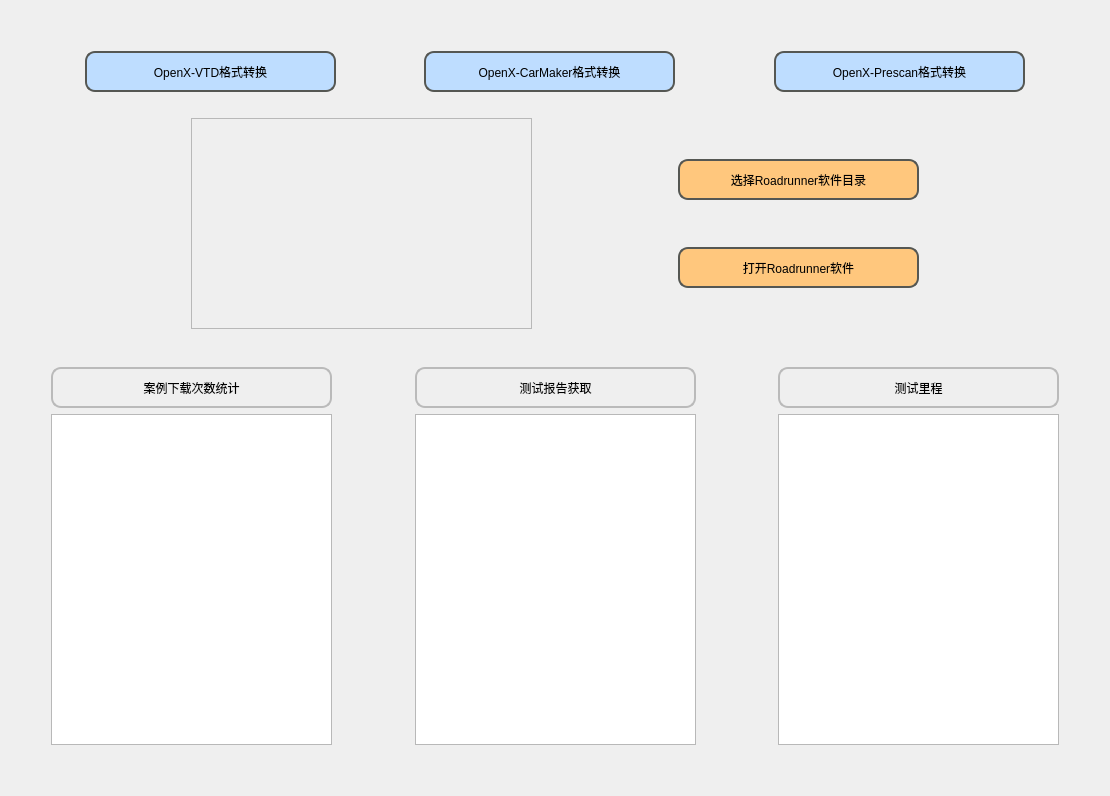
Before: the Qt Designer form OpenX/window/window_main.ui in iMustanga/OpenX_File_Change, drawn with Qt 5.
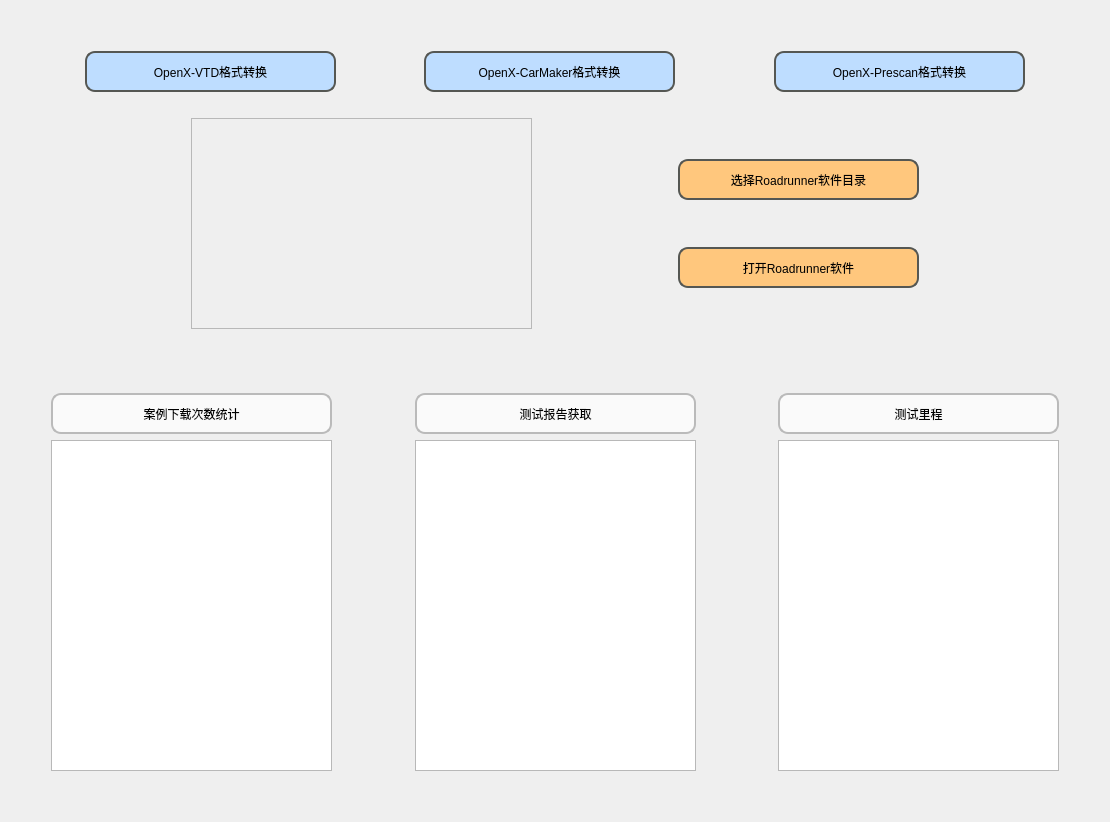
After: the same form once the commit is applied. Icons and pictures are not drawn.

Commit message: Add button press animation

```diff
--- a/OpenX/window/window_main.ui
+++ b/OpenX/window/window_main.ui
@@ -7,7 +7,7 @@
     <x>0</x>
     <y>0</y>
     <width>1110</width>
-    <height>796</height>
+    <height>822</height>
    </rect>
   </property>
   <property name="maximumSize">
@@ -67,8 +67,16 @@
         </size>
        </property>
        <property name="styleSheet">
-        <string notr="true">border:2px solid rgb(186,186,186);
-border-radius:10px</string>
+        <string notr="true">QPushButton{
+border:2px solid rgb(186,186,186);
+background-color: rgb(250,250,250);
+border-radius:10px
+}
+QPushButton:pressed{
+border:2px solid rgb(85, 87, 83);
+background-color: rgb(211, 215, 207);
+border-radius:10px;
+}</string>
        </property>
        <property name="text">
         <string>案例下载次数统计</string>
@@ -84,8 +92,16 @@
         </size>
        </property>
        <property name="styleSheet">
-        <string notr="true">border:2px solid rgb(186,186,186);
-border-radius:10px</string>
+        <string notr="true">QPushButton{
+border:2px solid rgb(186,186,186);
+background-color: rgb(250,250,250);
+border-radius:10px
+}
+QPushButton:pressed{
+border:2px solid rgb(85, 87, 83);
+background-color: rgb(211, 215, 207);
+border-radius:10px;
+}</string>
        </property>
        <property name="text">
         <string>测试报告获取</string>
@@ -133,8 +149,16 @@
         </size>
        </property>
        <property name="styleSheet">
-        <string notr="true">border:2px solid rgb(186,186,186);
-border-radius:10px</string>
+        <string notr="true">QPushButton{
+border:2px solid rgb(186,186,186);
+background-color: rgb(250,250,250);
+border-radius:10px
+}
+QPushButton:pressed{
+border:2px solid rgb(85, 87, 83);
+background-color: rgb(211, 215, 207);
+border-radius:10px;
+}</string>
        </property>
        <property name="text">
         <string>测试里程</string>
```
Left out of the diff: 59 changed lines with no effect on the pictures. The commit also changes 5 other files.
